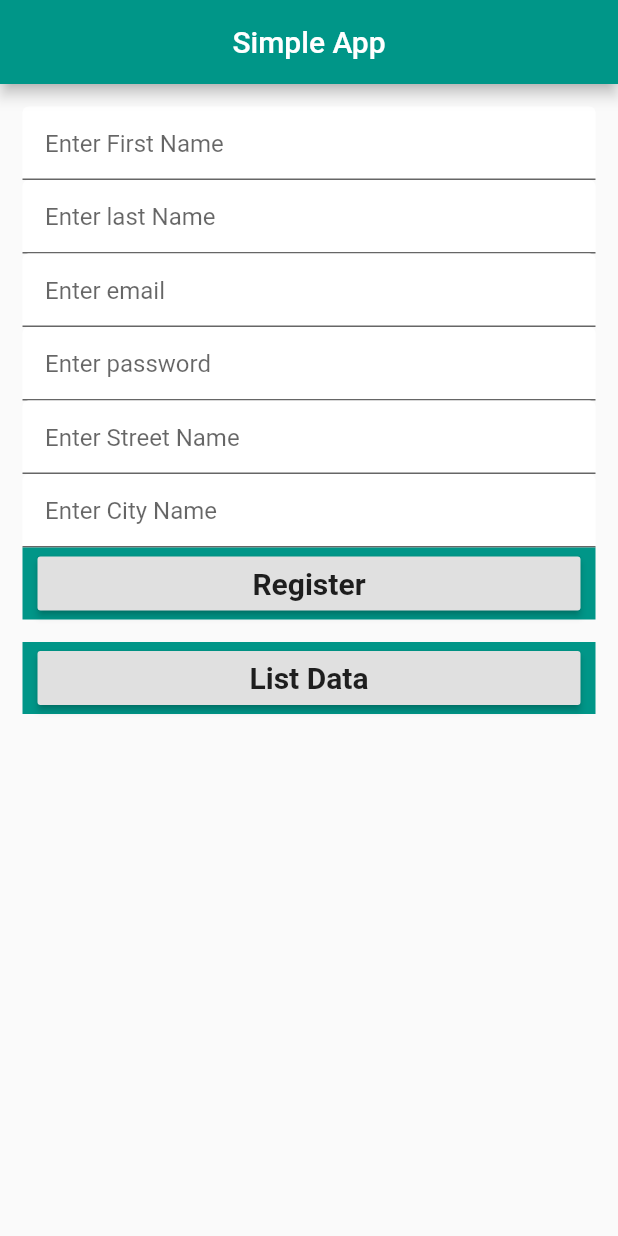
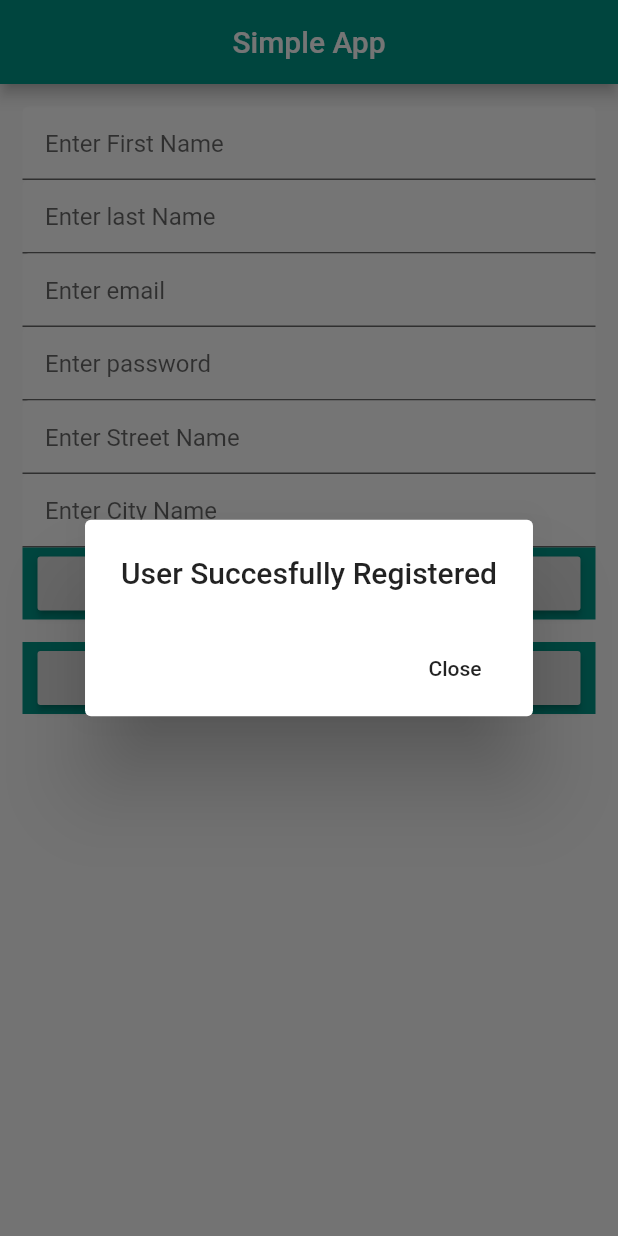
Before and after one commit to Chobokoane/simpleApp, a Flutter app: the screen it shows after launch, after a tap on "Register", on a phone screen of 412 x 824 dp. Run offline on Flutter 3.47's test engine with Material 2 defaults, Android fonts, the phone set to English and light mode, and no system bars; our stand-ins replace firebase_core, firebase_database; accounts and stored records are empty.

Commit message:
adding success message

```diff
--- a/lib/ui/view/display.dart
+++ b/lib/ui/view/display.dart
@@ -124,7 +124,7 @@
     return Scaffold(
       appBar: AppBar(
         backgroundColor: Colors.teal,
-        title: Center(child: Text('Retrieve Data')),
+        title: Text('List Data'),
       ),
       body: Container(
         height: double.infinity,
--- a/lib/ui/view/register_view.dart
+++ b/lib/ui/view/register_view.dart
@@ -26,8 +26,33 @@
      "city": cit,
      "streetName": street,
    };
-   _reference.push().set(reg);
+   _reference.push().set(reg).then((employeesDetails) {
+     _showDialog();
+   }).catchError((error) {
+     Text("'${error.toString()}");
+   });
    //https://www.youtube.com/watch?v=MwhgBYW-FNs
+ }
+ void _showDialog() {
+   // flutter defined function
+   showDialog(
+     context: context,
+     builder: (BuildContext context) {
+       // return object of type Dialog
+       return AlertDialog(
+         title: new Text("User Succesfully Registered"),
+         actions: <Widget>[
+           // usually buttons at the bottom of the dialog
+           new FlatButton(
+             child: new Text("Close"),
+             onPressed: () {
+               Navigator.of(context).pop();
+             },
+           ),
+         ],
+       );
+     },
+   );
  }
  @override
   void initState() {
@@ -40,7 +65,6 @@
     streetName = TextEditingController();
     emailAddress = TextEditingController();
     _reference = FirebaseDatabase.instance.reference().child("Register");
-
   }
 
   @override
```
